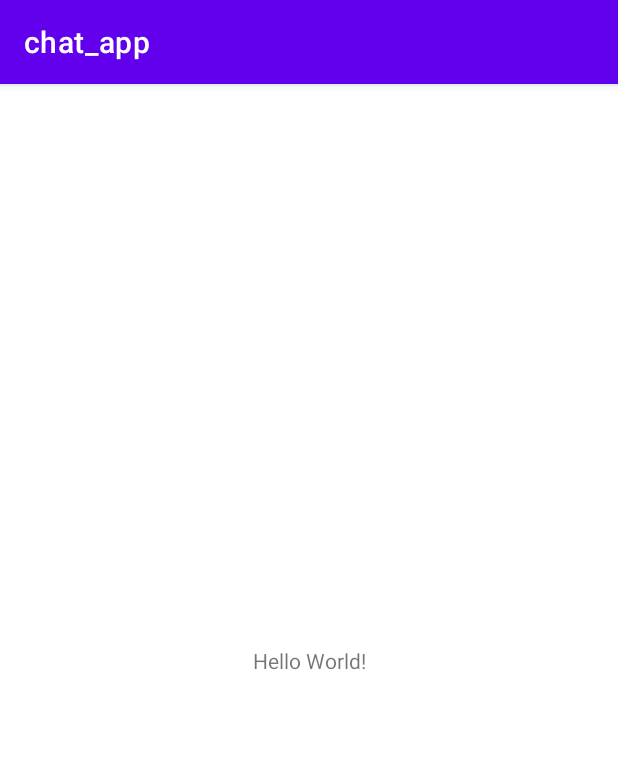
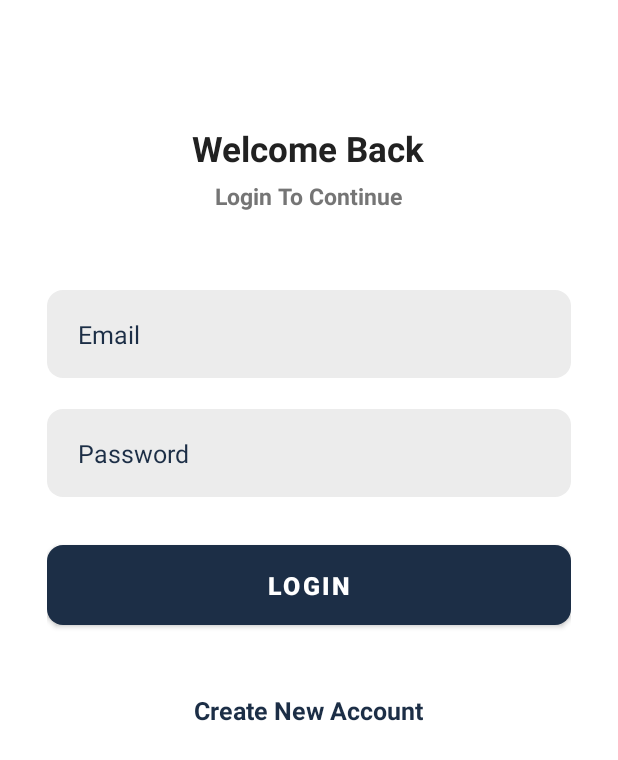
Before and after one commit to 2002abhai/chat_app, an Android app: the screen it shows after launch (MainActivity before the commit, LoginActivity after it), on a phone screen of 412 x 824 dp. Shown: the top 760 px of the screen. Run offline under Robolectric (Android 15) with nearby library versions, the phone set to English and light mode, and no system bars; our stand-ins replace sdp/ssp sizes.

```diff
--- /dev/null
+++ b/app/src/main/java/com/example/chat_app/LoginActivity.java
@@ -0,0 +1,26 @@
+package com.example.chat_app;
+
+import androidx.appcompat.app.AppCompatActivity;
+
+import android.content.Intent;
+import android.os.Bundle;
+
+import com.example.chat_app.databinding.ActivityLoginBinding;
+
+public class LoginActivity extends AppCompatActivity {
+
+    private ActivityLoginBinding binding;
+
+    @Override
+    protected void onCreate(Bundle savedInstanceState) {
+        super.onCreate(savedInstanceState);
+        binding = ActivityLoginBinding.inflate(getLayoutInflater());
+        setContentView(binding.getRoot());
+        setListener();
+    }
+
+    private void setListener(){
+        binding.textCreateNewAccount.setOnClickListener(v ->
+                startActivity(new Intent(getApplicationContext(),RegisterActivity.class)));
+    }
+}
--- /dev/null
+++ b/app/src/main/res/drawable/background_image.xml
@@ -0,0 +1,6 @@
+<?xml version="1.0" encoding="utf-8"?>
+<shape xmlns:android="http://schemas.android.com/apk/res/android"
+    android:shape="oval">
+    <solid android:color="@color/input_background"/>
+
+</shape>
--- /dev/null
+++ b/app/src/main/res/drawable/background_input.xml
@@ -0,0 +1,7 @@
+<?xml version="1.0" encoding="utf-8"?>
+<shape xmlns:android="http://schemas.android.com/apk/res/android"
+    android:shape="rectangle">
+    <solid android:color="@color/input_background"/>
+    <corners android:radius="@dimen/_8sdp"/>
+
+</shape>
--- /dev/null
+++ b/app/src/main/res/layout/activity_login.xml
@@ -0,0 +1,92 @@
+<?xml version="1.0" encoding="utf-8"?>
+<ScrollView xmlns:android="http://schemas.android.com/apk/res/android"
+    xmlns:app="http://schemas.android.com/apk/res-auto"
+    xmlns:tools="http://schemas.android.com/tools"
+    android:layout_width="match_parent"
+    android:layout_height="match_parent"
+    android:scrollbars="none"
+    android:background="@color/white"
+    android:clipToPadding="false"
+    android:overScrollMode="never"
+    android:padding="@dimen/_24sdp"
+    tools:context=".LoginActivity">
+
+    <LinearLayout
+        android:layout_width="match_parent"
+        android:layout_height="wrap_content"
+        android:gravity="center"
+        android:orientation="vertical">
+
+        <TextView
+            android:layout_width="wrap_content"
+            android:layout_height="wrap_content"
+            android:layout_marginTop="@dimen/_40sdp"
+            android:text="@string/welcome_back"
+            android:textSize="@dimen/_18ssp"
+            android:textColor="@color/primary_text"
+            android:textStyle="bold"/>
+
+        <TextView
+            android:layout_width="wrap_content"
+            android:layout_height="wrap_content"
+            android:layout_marginTop="@dimen/_4sdp"
+            android:text="@string/login_to_continue"
+            android:textSize="@dimen/_12ssp"
+            android:textColor="@color/secondary_text"
+            android:textStyle="bold"/>
+
+        <EditText
+            android:id="@+id/inputEmail"
+            android:layout_width="match_parent"
+            android:layout_height="@dimen/_45sdp"
+            android:layout_marginTop="@dimen/_40sdp"
+            android:background="@drawable/background_input"
+            android:imeOptions="actionNext"
+            android:hint="@string/email"
+            android:textColorHint="@color/primary"
+            android:inputType="textEmailAddress"
+            android:textSize="@dimen/_13ssp"
+            android:paddingStart="@dimen/_16sdp"
+            android:paddingEnd="@dimen/_16sdp"
+            android:importantForAutofill="no"/>
+
+        <EditText
+            android:id="@+id/inputPassword"
+            android:layout_width="match_parent"
+            android:layout_height="@dimen/_45sdp"
+            android:layout_marginTop="@dimen/_16sdp"
+            android:background="@drawable/background_input"
+            android:imeOptions="actionNext"
+            android:hint="@string/password"
+            android:textColorHint="@color/primary"
+            android:inputType="textPassword"
+            android:textSize="@dimen/_13ssp"
+            android:paddingStart="@dimen/_16sdp"
+            android:paddingEnd="@dimen/_16sdp"
+            android:importantForAutofill="no"/>
+
+        <com.google.android.material.button.MaterialButton
+            android:id="@+id/buttonLogin"
+            android:layout_width="match_parent"
+            android:layout_height="@dimen/_50sdp"
+            android:layout_marginTop="@dimen/_20sdp"
+            android:text="@string/login"
+            android:textColor="@color/white"
+            android:textSize="@dimen/_13sdp"
+            android:textStyle="bold"
+            app:cornerRadius="@dimen/_8sdp"/>
+
+        <TextView
+            android:id="@+id/textCreateNewAccount"
+            android:layout_width="wrap_content"
+            android:layout_height="wrap_content"
+            android:layout_marginTop="@dimen/_30sdp"
+            android:text="@string/create_new_account"
+            android:textSize="@dimen/_13ssp"
+            android:textColor="@color/primary"
+            android:textStyle="bold"/>
+
+
+    </LinearLayout>
+
+</ScrollView>
--- a/app/src/main/res/values-night/themes.xml
+++ b/app/src/main/res/values-night/themes.xml
@@ -1,16 +1,6 @@
 <resources xmlns:tools="http://schemas.android.com/tools">
-    <!-- Base application theme. -->
-    <style name="Theme.Chat_app" parent="Theme.MaterialComponents.DayNight.DarkActionBar">
-        <!-- Primary brand color. -->
-        <item name="colorPrimary">@color/purple_200</item>
-        <item name="colorPrimaryVariant">@color/purple_700</item>
-        <item name="colorOnPrimary">@color/black</item>
-        <!-- Secondary brand color. -->
-        <item name="colorSecondary">@color/teal_200</item>
-        <item name="colorSecondaryVariant">@color/teal_200</item>
-        <item name="colorOnSecondary">@color/black</item>
-        <!-- Status bar color. -->
-        <item name="android:statusBarColor" tools:targetApi="l">?attr/colorPrimaryVariant</item>
-        <!-- Customize your theme here. -->
+    <style name="Theme.Chat_app" parent="Theme.MaterialComponents.DayNight.NoActionBar">
+        <item name="colorPrimary">@color/primary</item>
+        <item name="android:statusBarColor" tools:targetApi="l">@color/primary</item>
     </style>
 </resources>
--- a/app/src/main/res/values/colors.xml
+++ b/app/src/main/res/values/colors.xml
@@ -1,10 +1,12 @@
 <?xml version="1.0" encoding="utf-8"?>
 <resources>
-    <color name="purple_200">#FFBB86FC</color>
-    <color name="purple_500">#FF6200EE</color>
-    <color name="purple_700">#FF3700B3</color>
-    <color name="teal_200">#FF03DAC5</color>
-    <color name="teal_700">#FF018786</color>
-    <color name="black">#FF000000</color>
-    <color name="white">#FFFFFFFF</color>
+    <color name="primary">#1C2E46</color>
+    <color name="primary_dark">#142232</color>
+    <color name="primary_text">#212121</color>
+    <color name="secondary_text">#757575</color>
+    <color name="white">#FFFFFF</color>
+    <color name="input_background">#ECECEC</color>
+    <color name="icon_background">#20FFFFFF</color>
+    <color name="error">#B00020</color>
+    <color name="received_message_backgroung">#090D16</color>
 </resources>
--- a/app/src/main/res/values/strings.xml
+++ b/app/src/main/res/values/strings.xml
@@ -1,3 +1,15 @@
 <resources>
     <string name="app_name">chat_app</string>
+    <string name="welcome_back">Welcome Back</string>
+    <string name="login_to_continue">Login To Continue</string>
+    <string name="email">Email</string>
+    <string name="password">Password</string>
+    <string name="login">Login</string>
+    <string name="create_new_account">Create New Account</string>
+    <string name="sign_in">Sign In</string>
+    <string name="register">Register</string>
+    <string name="conformpassword">ConformPassword</string>
+    <string name="conform_password">Conform password</string>
+    <string name="name">Name</string>
+    <string name="add_image">Add Image</string>
 </resources>
--- a/app/src/main/res/values/themes.xml
+++ b/app/src/main/res/values/themes.xml
@@ -1,16 +1,7 @@
 <resources xmlns:tools="http://schemas.android.com/tools">
     <!-- Base application theme. -->
-    <style name="Theme.Chat_app" parent="Theme.MaterialComponents.DayNight.DarkActionBar">
-        <!-- Primary brand color. -->
-        <item name="colorPrimary">@color/purple_500</item>
-        <item name="colorPrimaryVariant">@color/purple_700</item>
-        <item name="colorOnPrimary">@color/white</item>
-        <!-- Secondary brand color. -->
-        <item name="colorSecondary">@color/teal_200</item>
-        <item name="colorSecondaryVariant">@color/teal_700</item>
-        <item name="colorOnSecondary">@color/black</item>
-        <!-- Status bar color. -->
-        <item name="android:statusBarColor" tools:targetApi="l">?attr/colorPrimaryVariant</item>
-        <!-- Customize your theme here. -->
+    <style name="Theme.Chat_app" parent="Theme.MaterialComponents.DayNight.NoActionBar">
+        <item name="colorPrimary">@color/primary</item>
+        <item name="android:statusBarColor" tools:targetApi="l">@color/primary</item>
     </style>
 </resources>
```
Also changed, not shown: app/build.gradle (+13 -0 lines), app/src/main/AndroidManifest.xml (+19 -2 lines), app/src/main/java/com/example/chat_app/Constants.java (added, +14 -0 lines), app/src/main/java/com/example/chat_app/MessangingService.java (added, +18 -0 lines), app/src/main/java/com/example/chat_app/Preferencemanager.java (added, +37 -0 lines), app/src/main/java/com/example/chat_app/RegisterActivity.java (added, +150 -0 lines), app/src/main/res/layout/activity_register.xml (added, +152 -0 lines), build.gradle (+12 -0 lines), 1 other file.
